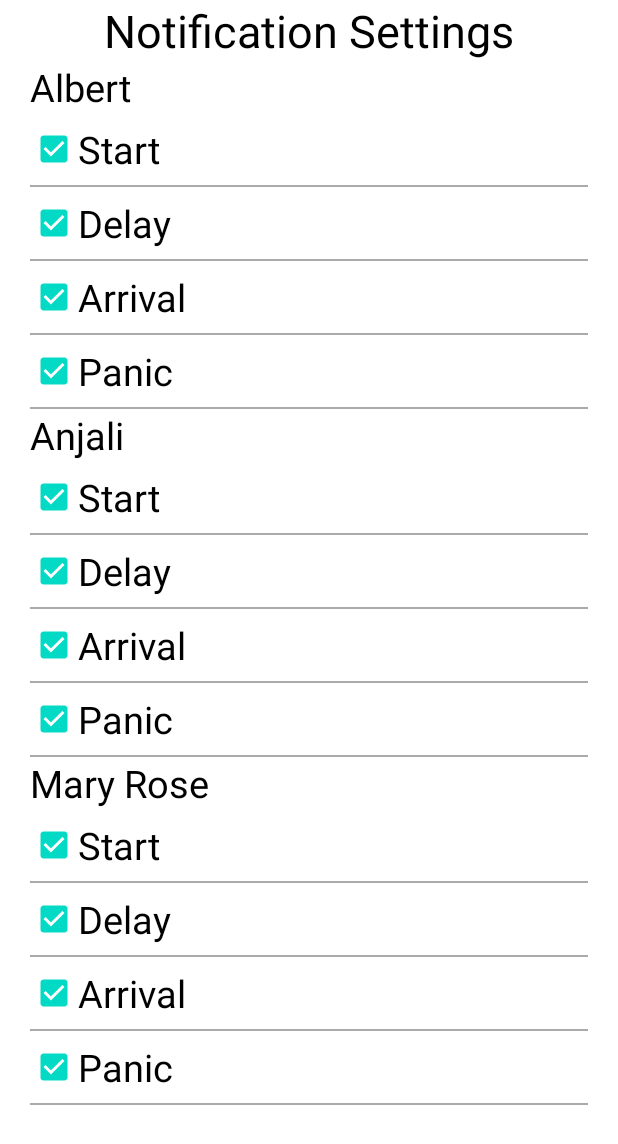
After one commit to XinyuLiu5566/CS465-Project, an Android app: the layout notification_settings.xml on its own in the app's theme, with its tools: preview values and no code run, on a phone screen of 412 x 824 dp. The commit adds this screen. Shown: the top 1144 px of the screen. Run offline under Robolectric (Android 15) with nearby library versions, the light colour scheme and no system bars.

Commit message:
Calculating distance and route end message works; notification settings menu works

```diff
--- a/app/src/main/java/com/example/cs465project/MapsActivity.java
+++ b/app/src/main/java/com/example/cs465project/MapsActivity.java
@@ -65,7 +65,8 @@ public class MapsActivity extends FragmentActivity implements OnMapReadyCallback
     //private Marker mCurrLocationMarker;
     private LatLng currentLatLng;
     private LatLng destinationLatLng;
-    private double distanceToDestination; //in meters
+    private double distanceToDestination = 50000000; //in meters
+    private double distanceToDestinationThreshold = 30; //in meters
 
     private TextView timeText;
 
@@ -114,7 +115,7 @@ public class MapsActivity extends FragmentActivity implements OnMapReadyCallback
             }
         });
 
-        currentLatLng = new LatLng(40.1125, -88.2269); //TODO remove
+        currentLatLng = new LatLng(40.1092, -88.2271); //TODO remove
     }
 
     /**
@@ -222,25 +223,38 @@ public class MapsActivity extends FragmentActivity implements OnMapReadyCallback
             builder.setView(view);
             AlertDialog dialog = builder.create();
             dialog.show();
-            dialog.getWindow().setLayout(1000,1200);
+            //dialog.getWindow().setLayout(1000,1200);
         } else if (v.getId() == R.id.button_add_time) {
             msUntilFinished += 60 * 1000;
             setCountdownTimer();
             Toast.makeText(this, "1 minute added to countdown timer", Toast.LENGTH_SHORT).show();
         } else if (v.getId() == R.id.button_settings) {
             AlertDialog.Builder builder = new AlertDialog.Builder(this);
-            View view = getLayoutInflater().inflate(R.layout.setting_dialog, null);
-            builder.setView(view)
-                    .setCancelable(false)
-                    .setNegativeButton("cancel", new DialogInterface.OnClickListener() {
+            //View view = getLayoutInflater().inflate(R.layout.setting_dialog, null);
+            builder//.setView(view)
+                    .setTitle("Notification Settings")
+                    .setNeutralButton("Add Contact", new DialogInterface.OnClickListener() {
                         @Override
                         public void onClick(DialogInterface dialogInterface, int i) {
+                            //TODO
+                        }
+                    })
+                    .setNegativeButton("Change Notification Settings", new DialogInterface.OnClickListener() {
+                        @Override
+                        public void onClick(DialogInterface dialogInterface, int i) {
+                            createNotificationSettingsDialog();
+                        }
+                    })
+                    .setPositiveButton("End Route", new DialogInterface.OnClickListener() {
+                        @Override
+                        public void onClick(DialogInterface dialogInterface, int i) {
+                            //TODO
                         }
                     })
             ;
             AlertDialog dialog = builder.create();
             dialog.show();
-            dialog.getWindow().setLayout(1000,1200);
+            //dialog.getWindow().setLayout(1000,1200);
         }
     }
 
@@ -254,9 +268,8 @@ public class MapsActivity extends FragmentActivity implements OnMapReadyCallback
 
         currentLatLng = new LatLng(location.getLatitude(), location.getLongitude());
 
-        float[] distances = new float[1];
-        Location.distanceBetween(currentLatLng.latitude, currentLatLng.longitude, destinationLatLng.latitude, destinationLatLng.longitude, distances);
-        distanceToDestination = (double) distances[0];
+        calculateDistance();
+        checkIfNearDestination();
 
         redrawMap();
 
@@ -304,9 +317,11 @@ public class MapsActivity extends FragmentActivity implements OnMapReadyCallback
             ;
             AlertDialog dialog = builder.create();
             dialog.show();
-            dialog.getWindow().setLayout(1000,1200);
+            //dialog.getWindow().setLayout(1000,1200);
 
             setCountdownTimer();
+
+            checkIfNearDestination();
         }
     }
 
@@ -384,6 +399,38 @@ public class MapsActivity extends FragmentActivity implements OnMapReadyCallback
         builder.setView(selectContactView);
         AlertDialog dialog = builder.create();
         dialog.show();
-        dialog.getWindow().setLayout(1000,2000);
+        //dialog.getWindow().setLayout(1000,2000);
+    }
+
+    private void calculateDistance() {
+        try {
+            float[] distances = new float[1];
+            Location.distanceBetween(currentLatLng.latitude, currentLatLng.longitude, destinationLatLng.latitude, destinationLatLng.longitude, distances);
+            distanceToDestination = (double) distances[0];
+        } catch (Exception e) {
+            //TODO
+        }
+    }
+
+    private void checkIfNearDestination() {
+        calculateDistance();
+        Log.d(null, "asdf: dist = " + distanceToDestination);
+        if (distanceToDestination < distanceToDestinationThreshold) {
+            AlertDialog.Builder builder = new AlertDialog.Builder(this);
+            View selectContactView = getLayoutInflater().inflate(R.layout.success_arrival, null);
+            builder.setView(selectContactView);
+            AlertDialog dialog = builder.create();
+            dialog.show();
+            //dialog.getWindow().setLayout(1000,1600);
+        }
+    }
+
+    private void createNotificationSettingsDialog() {
+        AlertDialog.Builder builder = new AlertDialog.Builder(this);
+        View selectContactView = getLayoutInflater().inflate(R.layout.notification_settings, null);
+        builder.setView(selectContactView);
+        AlertDialog dialog = builder.create();
+        dialog.show();
+        //dialog.getWindow().setLayout(1000,1600);
     }
 }
--- /dev/null
+++ b/app/src/main/res/layout/notification_settings.xml
@@ -0,0 +1,222 @@
+<?xml version="1.0" encoding="utf-8"?>
+<LinearLayout xmlns:android="http://schemas.android.com/apk/res/android"
+    android:orientation="vertical"
+    android:layout_width="fill_parent"
+    android:layout_height="fill_parent"
+    android:layout_marginHorizontal="20dp"
+    >
+    <TextView
+        android:layout_width="wrap_content"
+        android:layout_height="wrap_content"
+        android:text="Notification Settings"
+        android:textColor="@color/black"
+        android:textSize="30sp"
+        android:gravity="center"
+        android:layout_gravity="center_horizontal"
+        />
+
+    <TextView
+        android:layout_width="wrap_content"
+        android:layout_height="wrap_content"
+        android:text="@string/contact1"
+        android:textColor="@color/black"
+        android:textSize="25sp"
+        android:gravity="left"
+        android:layout_gravity="left"
+        />
+
+    <CheckBox
+        android:id="@+id/contact1start"
+        android:layout_width="wrap_content"
+        android:layout_height="wrap_content"
+        android:checked="true"
+        android:onClick="onCheckboxClicked"
+        android:text="Start"
+        android:textSize="25sp" />
+    <View
+        android:layout_width="match_parent"
+        android:layout_height="1dp"
+        android:background="@android:color/darker_gray"/>
+
+    <CheckBox
+        android:id="@+id/contact1delay"
+        android:layout_width="wrap_content"
+        android:layout_height="wrap_content"
+        android:checked="true"
+        android:onClick="onCheckboxClicked"
+        android:text="Delay"
+        android:textSize="25sp" />
+    <View
+        android:layout_width="match_parent"
+        android:layout_height="1dp"
+        android:background="@android:color/darker_gray"/>
+
+    <CheckBox
+        android:id="@+id/contact1arrival"
+        android:layout_width="wrap_content"
+        android:layout_height="wrap_content"
+        android:checked="true"
+        android:onClick="onCheckboxClicked"
+        android:text="Arrival"
+        android:textSize="25sp" />
+    <View
+        android:layout_width="match_parent"
+        android:layout_height="1dp"
+        android:background="@android:color/darker_gray"/>
+
+    <CheckBox
+        android:id="@+id/contact1panic"
+        android:layout_width="wrap_content"
+        android:layout_height="wrap_content"
+        android:checked="true"
+        android:onClick="onCheckboxClicked"
+        android:text="Panic"
+        android:textSize="25sp" />
+    <View
+        android:layout_width="match_parent"
+        android:layout_height="1dp"
+        android:background="@android:color/darker_gray"/>
+
+
+
+    <TextView
+        android:layout_width="wrap_content"
+        android:layout_height="wrap_content"
+        android:text="@string/contact2"
+        android:textColor="@color/black"
+        android:textSize="25sp"
+        android:gravity="left"
+        android:layout_gravity="left"
+        />
+
+    <CheckBox
+        android:id="@+id/contact2start"
+        android:layout_width="wrap_content"
+        android:layout_height="wrap_content"
+        android:checked="true"
+        android:onClick="onCheckboxClicked"
+        android:text="Start"
+        android:textSize="25sp" />
+    <View
+        android:layout_width="match_parent"
+        android:layout_height="1dp"
+        android:background="@android:color/darker_gray"/>
+
+    <CheckBox
+        android:id="@+id/contact2delay"
+        android:layout_width="wrap_content"
+        android:layout_height="wrap_content"
+        android:checked="true"
+        android:onClick="onCheckboxClicked"
+        android:text="Delay"
+        android:textSize="25sp" />
+    <View
+        android:layout_width="match_parent"
+        android:layout_height="1dp"
+        android:background="@android:color/darker_gray"/>
+
+    <CheckBox
+        android:id="@+id/contact2arrival"
+        android:layout_width="wrap_content"
+        android:layout_height="wrap_content"
+        android:checked="true"
+        android:onClick="onCheckboxClicked"
+        android:text="Arrival"
+        android:textSize="25sp" />
+    <View
+        android:layout_width="match_parent"
+        android:layout_height="1dp"
+        android:background="@android:color/darker_gray"/>
+
+    <CheckBox
+        android:id="@+id/contact2panic"
+        android:layout_width="wrap_content"
+        android:layout_height="wrap_content"
+        android:checked="true"
+        android:onClick="onCheckboxClicked"
+        android:text="Panic"
+        android:textSize="25sp" />
+    <View
+        android:layout_width="match_parent"
+        android:layout_height="1dp"
+        android:background="@android:color/darker_gray"/>
+
+
+
+
+    <TextView
+        android:layout_width="wrap_content"
+        android:layout_height="wrap_content"
+        android:text="@string/contact3"
+        android:textColor="@color/black"
+        android:textSize="25sp"
+        android:gravity="left"
+        android:layout_gravity="left"
+        />
+
+    <CheckBox
+        android:id="@+id/contact3start"
+        android:layout_width="wrap_content"
+        android:layout_height="wrap_content"
+        android:checked="true"
+        android:onClick="onCheckboxClicked"
+        android:text="Start"
+        android:textSize="25sp" />
+    <View
+        android:layout_width="match_parent"
+        android:layout_height="1dp"
+        android:background="@android:color/darker_gray"/>
+
+    <CheckBox
+        android:id="@+id/contact3delay"
+        android:layout_width="wrap_content"
+        android:layout_height="wrap_content"
+        android:checked="true"
+        android:onClick="onCheckboxClicked"
+        android:text="Delay"
+        android:textSize="25sp" />
+    <View
+        android:layout_width="match_parent"
+        android:layout_height="1dp"
+        android:background="@android:color/darker_gray"/>
+
+    <CheckBox
+        android:id="@+id/contact3arrival"
+        android:layout_width="wrap_content"
+        android:layout_height="wrap_content"
+        android:checked="true"
+        android:onClick="onCheckboxClicked"
+        android:text="Arrival"
+        android:textSize="25sp" />
+    <View
+        android:layout_width="match_parent"
+        android:layout_height="1dp"
+        android:background="@android:color/darker_gray"/>
+
+    <CheckBox
+        android:id="@+id/contact3panic"
+        android:layout_width="wrap_content"
+        android:layout_height="wrap_content"
+        android:checked="true"
+        android:onClick="onCheckboxClicked"
+        android:text="Panic"
+        android:textSize="25sp" />
+    <View
+        android:layout_width="match_parent"
+        android:layout_height="1dp"
+        android:background="@android:color/darker_gray"/>
+
+    <!--
+    <Button
+        android:id="@+id/button_success"
+        android:layout_width="300dp"
+        android:layout_height="wrap_content"
+        android:layout_marginTop="2.5in"
+        android:layout_gravity="center_horizontal"
+        android:text="Let's Go!"
+        android:textSize="18sp"
+        android:textColor="@color/white"
+        android:backgroundTint="@color/black"
+        />
+    -->
+</LinearLayout>
```
